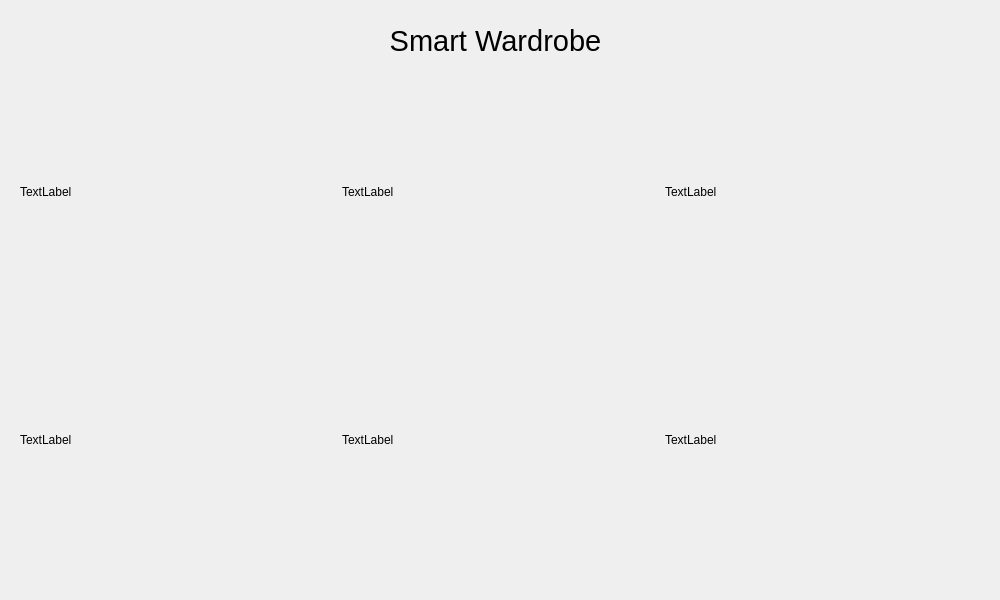
The window that SmartWardrobeGUI/ui/qwardrobewidget.ui (lacie-life/SmartWardobe) describes before a commit, drawn with Qt 5.
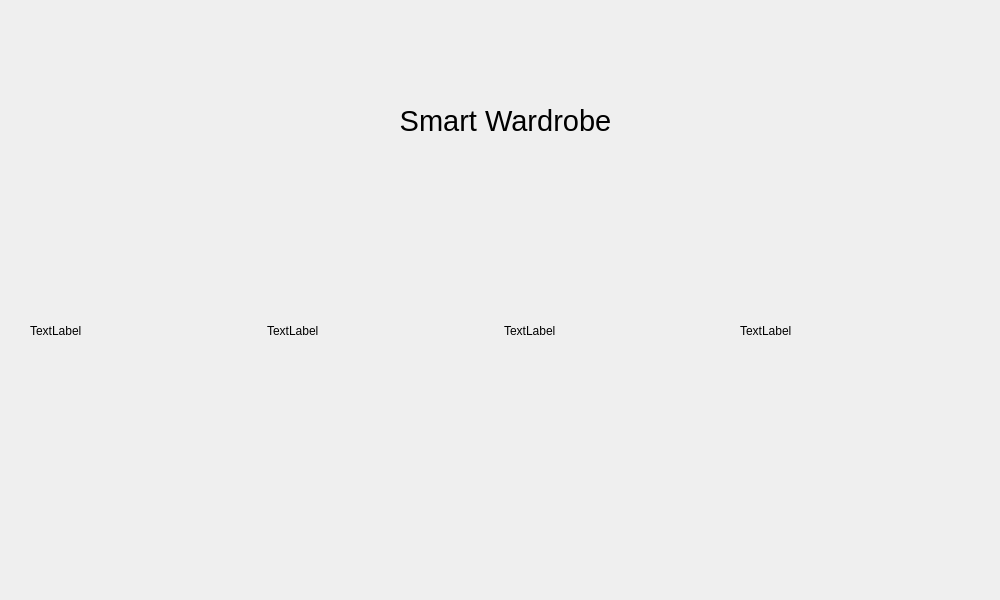
The same window after the commit.

```diff
--- a/SmartWardrobeGUI/ui/qwardrobewidget.ui
+++ b/SmartWardrobeGUI/ui/qwardrobewidget.ui
@@ -20,12 +20,27 @@
    <property name="geometry">
     <rect>
      <x>20</x>
-     <y>70</y>
+     <y>220</y>
      <width>961</width>
-     <height>491</height>
+     <height>221</height>
     </rect>
    </property>
    <layout class="QGridLayout" name="gridLayout">
+    <property name="sizeConstraint">
+     <enum>QLayout::SetDefaultConstraint</enum>
+    </property>
+    <property name="leftMargin">
+     <number>10</number>
+    </property>
+    <property name="topMargin">
+     <number>10</number>
+    </property>
+    <property name="rightMargin">
+     <number>10</number>
+    </property>
+    <property name="bottomMargin">
+     <number>10</number>
+    </property>
     <item row="0" column="2">
      <widget class="QLabel" name="A_3">
       <property name="text">
@@ -33,20 +48,6 @@
       </property>
      </widget>
     </item>
-    <item row="1" column="0">
-     <widget class="QLabel" name="B_1">
-      <property name="text">
-       <string>TextLabel</string>
-      </property>
-     </widget>
-    </item>
-    <item row="1" column="2">
-     <widget class="QLabel" name="B_3">
-      <property name="text">
-       <string>TextLabel</string>
-      </property>
-     </widget>
-    </item>
     <item row="0" column="0">
      <widget class="QLabel" name="A_1">
       <property name="text">
@@ -61,8 +62,8 @@
       </property>
      </widget>
     </item>
-    <item row="1" column="1">
-     <widget class="QLabel" name="B_2">
+    <item row="0" column="3">
+     <widget class="QLabel" name="A_4">
       <property name="text">
        <string>TextLabel</string>
       </property>
@@ -73,8 +74,8 @@
   <widget class="QLabel" name="title">
    <property name="geometry">
     <rect>
-     <x>320</x>
-     <y>20</y>
+     <x>330</x>
+     <y>100</y>
      <width>351</width>
      <height>41</height>
     </rect>
```
